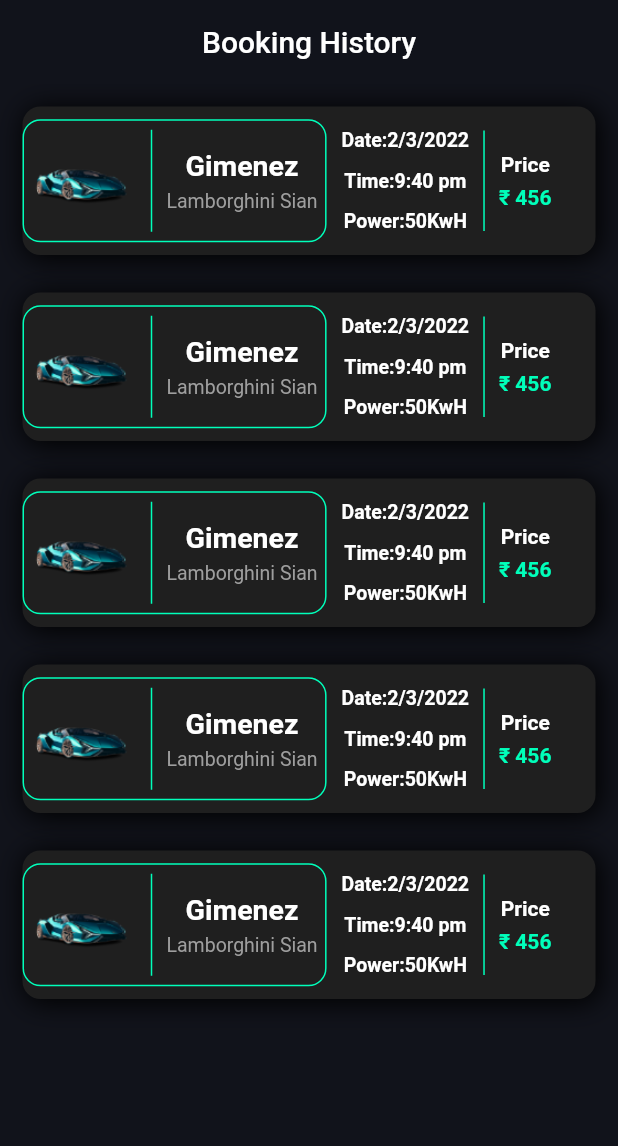
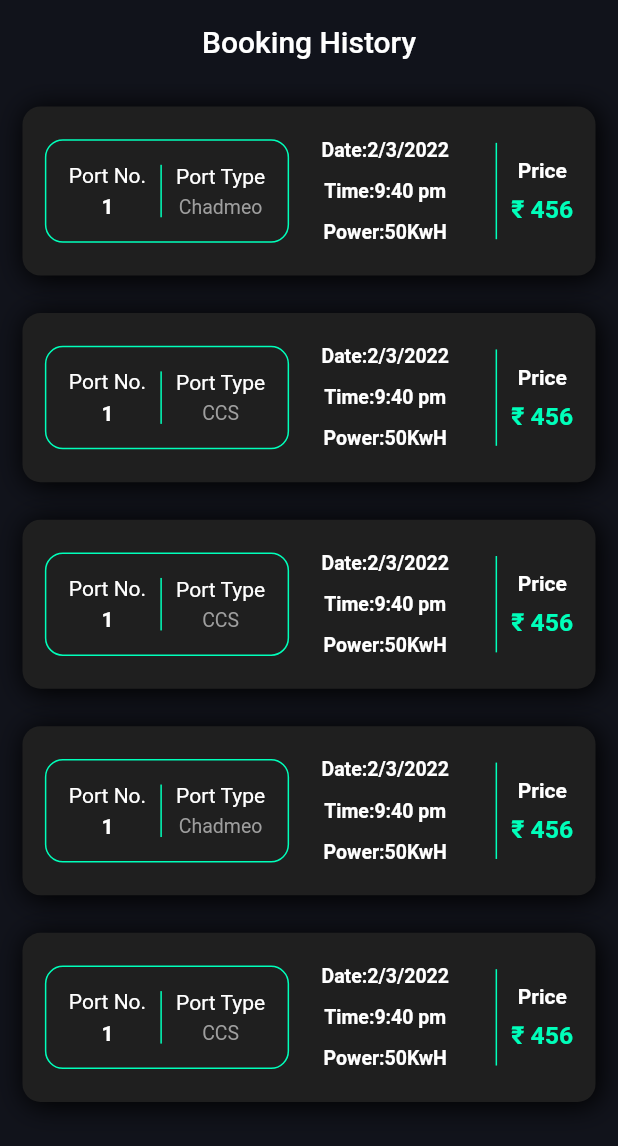
Before and after one commit to tanaybanerjeedeveloper/noun_serivice_provider_app, a Flutter app: the BookingHistoryScreen screen opened by its route, on a phone screen of 412 x 824 dp. Shown: the top 1146 px of the screen. Run offline on Flutter 3.47's test engine with Material 2 defaults, Android fonts, the phone set to English and light mode, and no system bars; our stand-ins replace carousel_slider, curved_navigation_bar, file_picker, fl_chart, image_picker, open_file and 1 more.

Commit message:
fix: fixed styling

```diff
--- a/lib/models/booking_item.dart
+++ b/lib/models/booking_item.dart
@@ -7,14 +7,17 @@ class BookingItem {
   final String bookingTime;
   final String bookingPower;
   final String bookingPrice;
+  final String portType;
 
-  BookingItem(
-      {required this.bookingDate,
+  BookingItem({
+    required this.bookingDate,
     required this.bookingPower,
     required this.bookingPrice,
     required this.bookingTime,
     required this.carBrand,
     required this.carImg,
     required this.carType,
-      required this.id});
+    required this.id,
+    required this.portType,
+  });
 }
--- a/lib/providers/booking_data_container.dart
+++ b/lib/providers/booking_data_container.dart
@@ -12,7 +12,8 @@ class BookingDataContainer with ChangeNotifier {
         carBrand: 'Gimenez',
         carImg: 'assets/images/car.png',
         carType: 'Lamborghini Sian',
-        id: '1'),
+        id: '1',
+        portType: 'Chadmeo'),
     BookingItem(
         bookingDate: '2/3/2022',
         bookingPower: '50KwH',
@@ -21,7 +22,8 @@ class BookingDataContainer with ChangeNotifier {
         carBrand: 'Gimenez',
         carImg: 'assets/images/car.png',
         carType: 'Lamborghini Sian',
-        id: '2'),
+        id: '2',
+        portType: 'CCS'),
     BookingItem(
         bookingDate: '2/3/2022',
         bookingPower: '50KwH',
@@ -30,7 +32,8 @@ class BookingDataContainer with ChangeNotifier {
         carBrand: 'Gimenez',
         carImg: 'assets/images/car.png',
         carType: 'Lamborghini Sian',
-        id: '3'),
+        id: '3',
+        portType: 'CCS'),
     BookingItem(
         bookingDate: '2/3/2022',
         bookingPower: '50KwH',
@@ -39,7 +42,8 @@ class BookingDataContainer with ChangeNotifier {
         carBrand: 'Gimenez',
         carImg: 'assets/images/car.png',
         carType: 'Lamborghini Sian',
-        id: '4'),
+        id: '4',
+        portType: 'Chadmeo'),
     BookingItem(
         bookingDate: '2/3/2022',
         bookingPower: '50KwH',
@@ -48,7 +52,8 @@ class BookingDataContainer with ChangeNotifier {
         carBrand: 'Gimenez',
         carImg: 'assets/images/car.png',
         carType: 'Lamborghini Sian',
-        id: '5'),
+        id: '5',
+        portType: 'CCS'),
   ];
 
   List<BookingItem> get bookings {
--- a/lib/screens/booking_history_screen.dart
+++ b/lib/screens/booking_history_screen.dart
@@ -34,6 +34,7 @@ class BookingHistoryScreen extends StatelessWidget {
               carBrand: bookings[index].carBrand,
               carImg: bookings[index].carImg,
               carType: bookings[index].carType,
+              portType: bookings[index].portType,
             );
           },
           itemCount: bookings.length,
--- a/lib/screens/booking_upcoming_screen.dart
+++ b/lib/screens/booking_upcoming_screen.dart
@@ -36,6 +36,7 @@ class BookingUpcomingScreen extends StatelessWidget {
               carBrand: bookings[index].carBrand,
               carImg: bookings[index].carImg,
               carType: bookings[index].carType,
+              portType: bookings[index].portType,
             );
           },
           itemCount: bookings.length,
--- a/lib/widgets/booking_list_item.dart
+++ b/lib/widgets/booking_list_item.dart
@@ -9,6 +9,7 @@ class BookingListItem extends StatelessWidget {
   final String bookingPrice;
   final String bookingTime;
   final String bookingPower;
+  final String portType;
 
   BookingListItem({
     required this.bookingDate,
@@ -18,12 +19,18 @@ class BookingListItem extends StatelessWidget {
     required this.bookingPrice,
     required this.bookingTime,
     required this.carImg,
+    required this.portType,
   });
 
   @override
   Widget build(BuildContext context) {
+    final mediaQuery = MediaQuery.of(context).size;
     return Container(
-      margin: EdgeInsets.only(bottom: 25),
+      margin: const EdgeInsets.only(bottom: 25),
+      padding: EdgeInsets.symmetric(
+        vertical: mediaQuery.height * 0.01,
+        horizontal: mediaQuery.width * 0.01,
+      ),
       decoration: BoxDecoration(
           color: const Color(0xff1f1f1f),
           borderRadius: BorderRadius.circular(12),
@@ -36,6 +43,7 @@ class BookingListItem extends StatelessWidget {
             ),
           ]),
       child: Row(
+        mainAxisAlignment: MainAxisAlignment.spaceAround,
         children: [
           Container(
             decoration: BoxDecoration(
@@ -44,14 +52,25 @@ class BookingListItem extends StatelessWidget {
             ),
             child: IntrinsicHeight(
               child: Padding(
-                padding: const EdgeInsets.all(5.0),
+                padding: const EdgeInsets.all(15.0),
                 child: Row(
                   mainAxisAlignment: MainAxisAlignment.spaceAround,
                   children: [
-                    Image.asset(
-                      carImg,
-                      width: 70,
-                      height: 70,
+                    // Image.asset(
+                    //   carImg,
+                    //   width: 70,
+                    //   height: 70,
+                    // ),
+                    Column(
+                      mainAxisAlignment: MainAxisAlignment.center,
+                      children: [
+                        Text('Port No.'),
+                        SizedBox(height: 5.0),
+                        Text(
+                          '1',
+                          style: TextStyle(fontWeight: FontWeight.bold),
+                        ),
+                      ],
                     ),
                     VerticalDivider(
                       color: Theme.of(context).primaryColor,
@@ -64,15 +83,15 @@ class BookingListItem extends StatelessWidget {
                       mainAxisAlignment: MainAxisAlignment.center,
                       children: [
                         Text(
-                          carBrand,
-                          style: TextStyle(
-                            fontWeight: FontWeight.bold,
-                            fontSize: 19,
-                          ),
+                          'Port Type',
+                          // style: TextStyle(
+                          //   fontWeight: FontWeight.bold,
+                          //   fontSize: 19,
+                          // ),
                         ),
                         SizedBox(height: 5.0),
                         Text(
-                          carType,
+                          portType,
                           style: TextStyle(color: Colors.grey, fontSize: 13.0),
                         ),
                       ],
@@ -82,8 +101,63 @@ class BookingListItem extends StatelessWidget {
               ),
             ),
           ),
-          SizedBox(
-            width: 10.0,
+          // SizedBox(
+          //   width: mediaQuery.width * 0.02,
+          // ),
+          Container(
+            child: Column(
+              mainAxisAlignment: MainAxisAlignment.center,
+              children: [
+                Row(
+                  children: [
+                    const Text(
+                      'Date:',
+                      style: TextStyle(
+                          fontSize: 13.0, fontWeight: FontWeight.bold),
+                    ),
+                    Text(
+                      bookingDate,
+                      style: TextStyle(
+                          fontSize: 13.0, fontWeight: FontWeight.bold),
+                    ),
+                  ],
+                ),
+                SizedBox(
+                  height: mediaQuery.height * 0.015,
+                ),
+                Row(
+                  children: [
+                    const Text(
+                      'Time:',
+                      style: TextStyle(
+                          fontSize: 13.0, fontWeight: FontWeight.bold),
+                    ),
+                    Text(
+                      bookingTime,
+                      style: TextStyle(
+                          fontSize: 13.0, fontWeight: FontWeight.bold),
+                    ),
+                  ],
+                ),
+                SizedBox(
+                  height: mediaQuery.height * 0.015,
+                ),
+                Row(
+                  children: [
+                    const Text(
+                      'Power:',
+                      style: TextStyle(
+                          fontSize: 13.0, fontWeight: FontWeight.bold),
+                    ),
+                    Text(
+                      bookingPower,
+                      style: TextStyle(
+                          fontSize: 13.0, fontWeight: FontWeight.bold),
+                    ),
+                  ],
+                ),
+              ],
+            ),
           ),
           Container(
             padding: EdgeInsets.symmetric(vertical: 15.0),
@@ -91,59 +165,6 @@ class BookingListItem extends StatelessWidget {
               child: Row(
                 mainAxisAlignment: MainAxisAlignment.spaceAround,
                 children: [
-                  Column(
-                    mainAxisAlignment: MainAxisAlignment.center,
-                    children: [
-                      Row(
-                        children: [
-                          Text(
-                            'Date:',
-                            style: TextStyle(
-                                fontSize: 13.0, fontWeight: FontWeight.bold),
-                          ),
-                          Text(
-                            bookingDate,
-                            style: TextStyle(
-                                fontSize: 13.0, fontWeight: FontWeight.bold),
-                          ),
-                        ],
-                      ),
-                      SizedBox(
-                        height: 12.0,
-                      ),
-                      Row(
-                        children: [
-                          Text(
-                            'Time:',
-                            style: TextStyle(
-                                fontSize: 13.0, fontWeight: FontWeight.bold),
-                          ),
-                          Text(
-                            bookingTime,
-                            style: TextStyle(
-                                fontSize: 13.0, fontWeight: FontWeight.bold),
-                          ),
-                        ],
-                      ),
-                      SizedBox(
-                        height: 12.0,
-                      ),
-                      Row(
-                        children: [
-                          Text(
-                            'Power:',
-                            style: TextStyle(
-                                fontSize: 13.0, fontWeight: FontWeight.bold),
-                          ),
-                          Text(
-                            bookingPower,
-                            style: TextStyle(
-                                fontSize: 13.0, fontWeight: FontWeight.bold),
-                          ),
-                        ],
-                      ),
-                    ],
-                  ),
                   VerticalDivider(
                     color: Theme.of(context).primaryColor,
                     width: 20,
@@ -154,19 +175,28 @@ class BookingListItem extends StatelessWidget {
                   Column(
                     mainAxisAlignment: MainAxisAlignment.center,
                     children: [
-                      Text(
+                      const Text(
                         'Price',
-                        style: TextStyle(fontWeight: FontWeight.bold),
+                        style: TextStyle(
+                          fontWeight: FontWeight.bold,
+                        ),
                       ),
                       SizedBox(
-                        height: 6.0,
+                        height: mediaQuery.height * 0.01,
                       ),
-                      FittedBox(
-                        child: Text(
-                          '₹ $bookingPrice',
-                          style: TextStyle(
-                            color: Theme.of(context).primaryColor,
-                            fontWeight: FontWeight.bold,
+                      Flexible(
+                        fit: FlexFit.loose,
+                        child: Container(
+                          width: mediaQuery.width * 0.1,
+                          child: FittedBox(
+                            fit: BoxFit.scaleDown,
+                            child: Text(
+                              '₹ $bookingPrice',
+                              style: TextStyle(
+                                  color: Theme.of(context).primaryColor,
+                                  fontWeight: FontWeight.bold,
+                                  fontSize: 18.0),
+                            ),
                           ),
                         ),
                       )
```
Also changed, not shown: lib/screens/add_station_screen.dart (+12 -1 lines), lib/screens/station_screen.dart (+12 -3 lines), lib/widgets/carousel_booking_item.dart (+41 -9 lines). Lines whose indentation alone changed are shown as unchanged.
